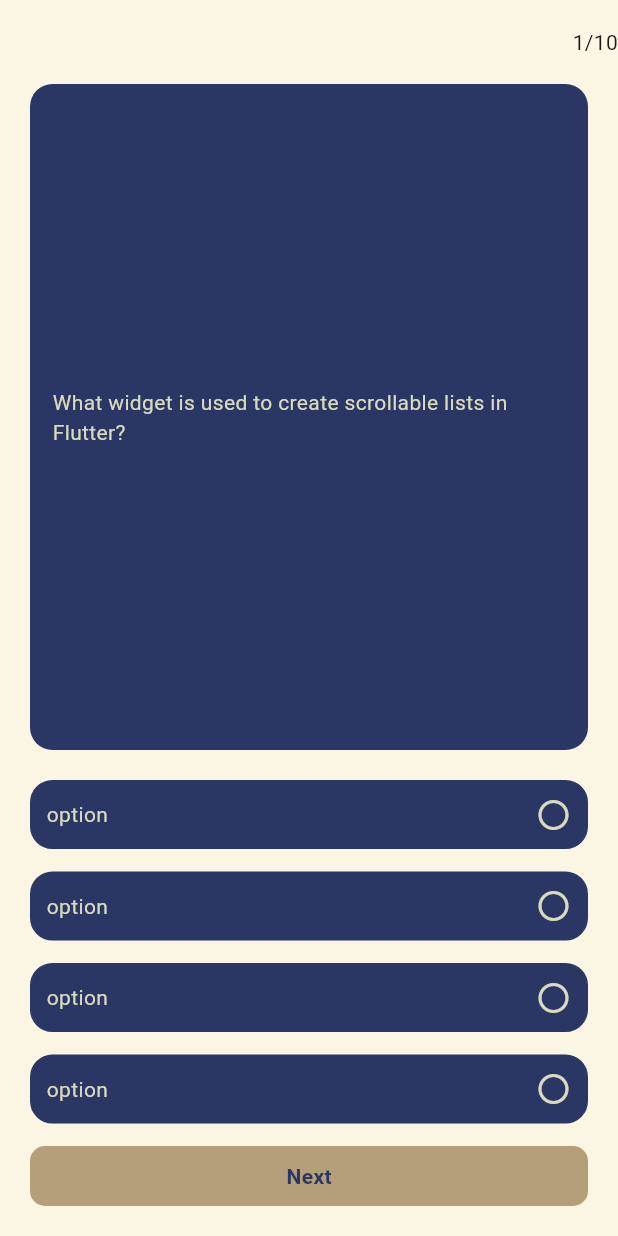
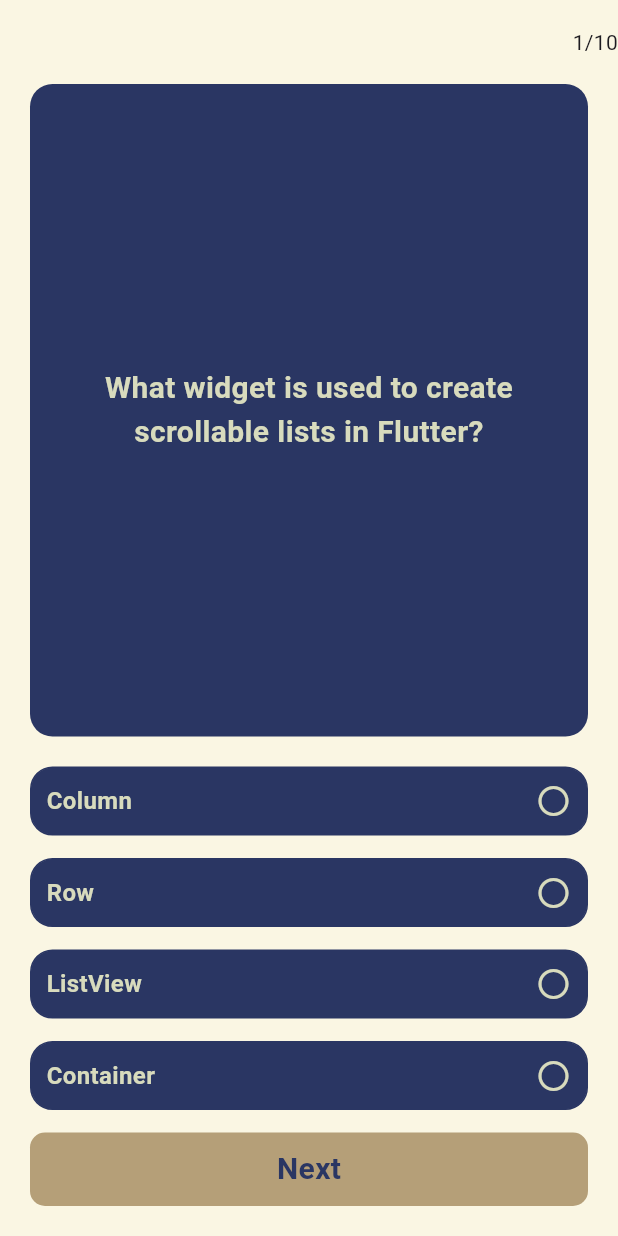
Before and after one commit to shihabLuminar/quiz_app_july, a Flutter app: the screen it shows after launch, on a phone screen of 412 x 824 dp. Run offline on Flutter 3.47's test engine with Material 3 defaults, Android fonts, the phone set to English and light mode, and no system bars.

Commit message:
answer selecion

```diff
--- a/lib/view/quiz_screen/quiz_screen.dart
+++ b/lib/view/quiz_screen/quiz_screen.dart
@@ -1,10 +1,19 @@
 import 'package:flutter/material.dart';
 import 'package:quiz_app_july/dummy_db.dart';
 import 'package:quiz_app_july/utils/color_constants.dart';
+import 'package:quiz_app_july/view/quiz_screen/results_screen/results_screen.dart';
 
-class QuizScreen extends StatelessWidget {
+class QuizScreen extends StatefulWidget {
   const QuizScreen({super.key});
 
+  @override
+  State<QuizScreen> createState() => _QuizScreenState();
+}
+
+class _QuizScreenState extends State<QuizScreen> {
+  int currentQuestionIndex = 0;
+
+  int? selectedAnsIndex;
   @override
   Widget build(BuildContext context) {
     return Scaffold(
@@ -26,8 +35,11 @@
                     borderRadius: BorderRadius.circular(15)),
                 height: 100,
                 alignment: Alignment.center,
-                child: Text(DummyDb.questions[0]["question"],
+                child: Text(DummyDb.questions[currentQuestionIndex]["question"],
+                    textAlign: TextAlign.center,
                     style: TextStyle(
+                      fontWeight: FontWeight.bold,
+                      fontSize: 20,
                       color: ColorConstants.lightGreen,
                     )),
               ),
@@ -36,21 +48,34 @@
             Column(
               children: List.generate(
                 4,
-                (index) => Padding(
+                (optionIndex) => Padding(
                   padding: const EdgeInsets.only(bottom: 15),
+                  child: InkWell(
+                    onTap: () {
+                      selectedAnsIndex = optionIndex;
+                      setState(() {});
+                    },
                     child: Container(
                       padding: EdgeInsets.all(10),
                       decoration: BoxDecoration(
                           borderRadius: BorderRadius.circular(15),
-                        color: ColorConstants.darkBlue,
+                          color: selectedAnsIndex == optionIndex
+                              ? ColorConstants.red
+                              : ColorConstants.darkBlue,
                           border: Border.all(color: ColorConstants.darkBlue)),
                       child: Row(
                         mainAxisAlignment: MainAxisAlignment.spaceBetween,
                         children: [
-                        Text("option",
+                          Expanded(
+                            child: Text(
+                                DummyDb.questions[currentQuestionIndex]
+                                    ["options"][optionIndex],
                                 style: TextStyle(
+                                  fontWeight: FontWeight.bold,
+                                  fontSize: 16,
                                   color: ColorConstants.lightGreen,
                                 )),
+                          ),
                           Icon(
                             Icons.circle_outlined,
                             color: ColorConstants.lightGreen,
@@ -61,7 +86,24 @@
                   ),
                 ),
               ),
-            Container(
+            ),
+            InkWell(
+              onTap: () {
+                if (currentQuestionIndex < DummyDb.questions.length - 1) {
+                  currentQuestionIndex++;
+                  setState(() {});
+                } else {
+                  // navigate to results screen
+                  print("results screen");
+
+                  Navigator.pushReplacement(
+                      context,
+                      MaterialPageRoute(
+                        builder: (context) => ResultsScreen(),
+                      ));
+                }
+              },
+              child: Container(
                 width: double.infinity,
                 padding: EdgeInsets.symmetric(vertical: 10),
                 decoration: BoxDecoration(
@@ -69,11 +111,12 @@
                   color: ColorConstants.warmBrown,
                 ),
                 alignment: Alignment.center,
-              child: Text(
-                "Next",
+                child: Text("Next",
                     style: TextStyle(
+                      fontWeight: FontWeight.bold,
+                      fontSize: 20,
                       color: ColorConstants.darkBlue,
-                    fontWeight: FontWeight.bold),
+                    )),
               ),
             ),
             SizedBox(height: 20)
```
Also changed, not shown: lib/view/quiz_screen/results_screen/results_screen.dart (added, +61 -0 lines). Lines whose indentation alone changed are shown as unchanged.
